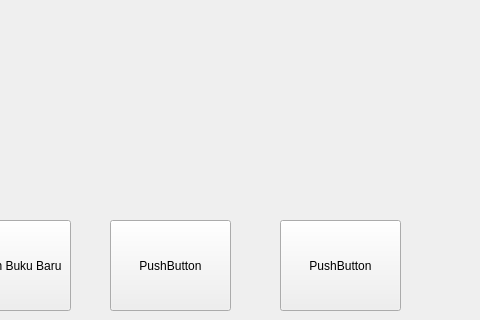
This is library.ui in kyraa16/LibraryManagement as Qt 5 draws it before an edit; both pictures show x 180 to 660 and y 0 to 320 of the 921 by 600 pixel window. The edited form follows.
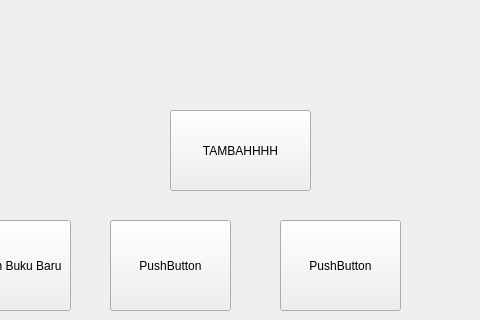
This is the edited form.

What changed in the file:
```diff
--- a/library.ui
+++ b/library.ui
@@ -66,6 +66,19 @@
      <string>PushButton</string>
     </property>
    </widget>
+   <widget class="QPushButton" name="pushButton_5">
+    <property name="geometry">
+     <rect>
+      <x>350</x>
+      <y>110</y>
+      <width>141</width>
+      <height>81</height>
+     </rect>
+    </property>
+    <property name="text">
+     <string>TAMBAHHHH</string>
+    </property>
+   </widget>
   </widget>
   <widget class="QMenuBar" name="menubar">
    <property name="geometry">
```
Left out of the diff: 2 changed lines with no effect on the pictures.
